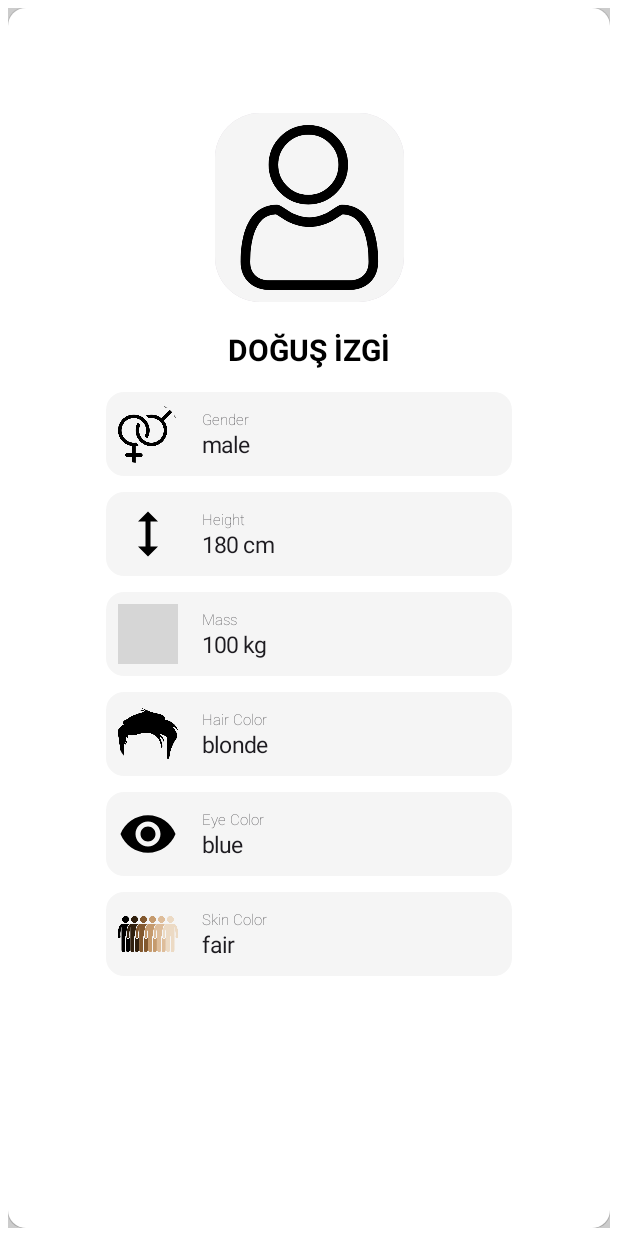
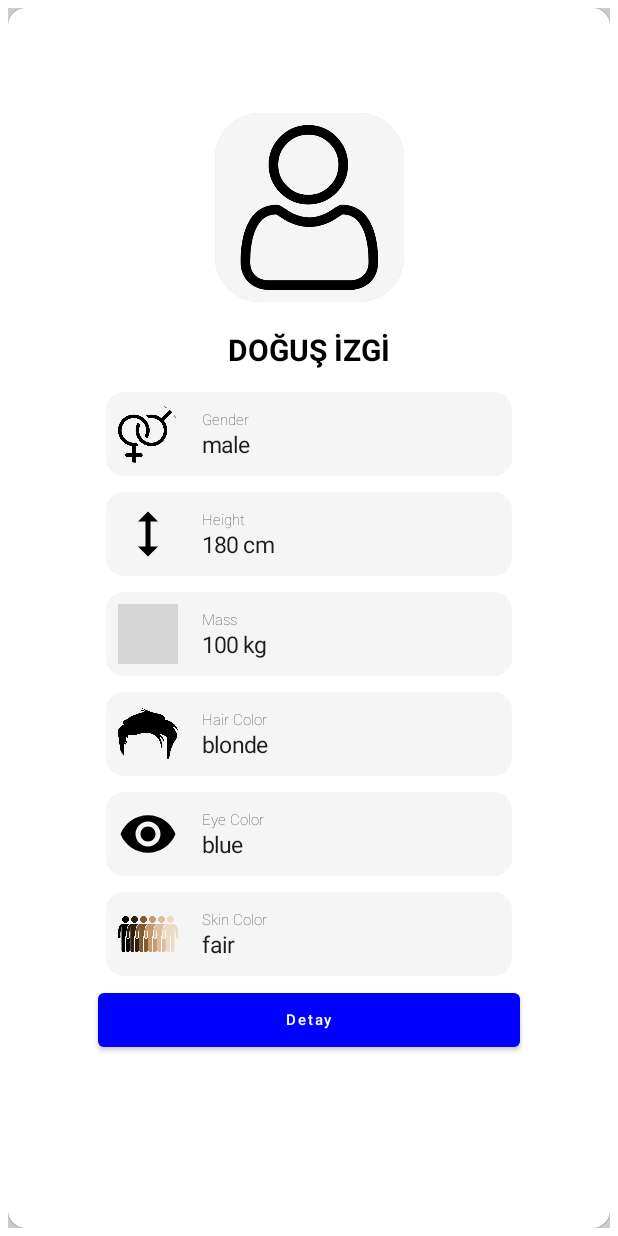
Before and after one commit to Clickmedogus/MovieListPrototype, an Android app built with Jetpack Compose: the @Preview function PeopleDetailItemPreview, on a phone screen of 412 x 824 dp. Run offline under Robolectric (Android 15) with nearby library versions, the phone set to English and light mode, and no system bars; grey boxes are pictures that could not be loaded.

Commit message:
CustomView added.

```diff
--- a/app/build.gradle
+++ b/app/build.gradle
@@ -79,6 +79,7 @@ dependencies {
     androidTestImplementation platform('androidx.compose:compose-bom:2022.10.00')
     debugImplementation "androidx.compose.ui:ui-tooling:1.4.2"
     implementation "androidx.compose.ui:ui-tooling-preview:1.4.2"
+    implementation 'androidx.constraintlayout:constraintlayout-compose:1.1.0-alpha09'
 
     // AndroidX Lifecycle
     implementation "androidx.lifecycle:lifecycle-viewmodel-compose:2.6.1"
--- /dev/null
+++ b/app/src/main/java/com/example/movielistprototype/view/CustomView.kt
@@ -0,0 +1,38 @@
+package com.example.movielistprototype.view
+
+import androidx.compose.foundation.layout.fillMaxWidth
+import androidx.compose.material.Button
+import androidx.compose.material.ButtonDefaults
+import androidx.compose.material.Text
+import androidx.compose.runtime.Composable
+import androidx.compose.ui.Modifier
+import androidx.compose.ui.graphics.Color
+import androidx.compose.ui.tooling.preview.Preview
+import androidx.compose.ui.unit.sp
+
+@Composable
+fun CustomView(
+    backgroundColor: Color,
+    text: String,
+    textColor: Color,
+    modifier: Modifier
+) {
+    Button(
+        onClick = { /*TODO*/ },
+        colors = ButtonDefaults.buttonColors(backgroundColor = backgroundColor),
+        modifier = modifier
+            .fillMaxWidth())
+    {
+        Text(
+            text = text,
+            color = textColor,
+            fontSize = 10.sp
+            )
+    }
+}
+
+@Preview
+@Composable
+fun PreviewCustomView() {
+    CustomView(Color.LightGray,"DODO", Color.Black,Modifier)
+}
--- a/app/src/main/java/com/example/movielistprototype/view/peopleDetailItem.kt
+++ b/app/src/main/java/com/example/movielistprototype/view/peopleDetailItem.kt
@@ -347,6 +347,7 @@ fun PeopleDetailItem(people: People) {
                     }
                 }
             }
+            CustomView(backgroundColor = Color.Blue, text = "Detay", textColor = Color.White,Modifier)
         }
     }
 }
```
Also changed, not shown: app/src/main/java/com/example/movielistprototype/MainActivity.kt (+49 -23 lines).
